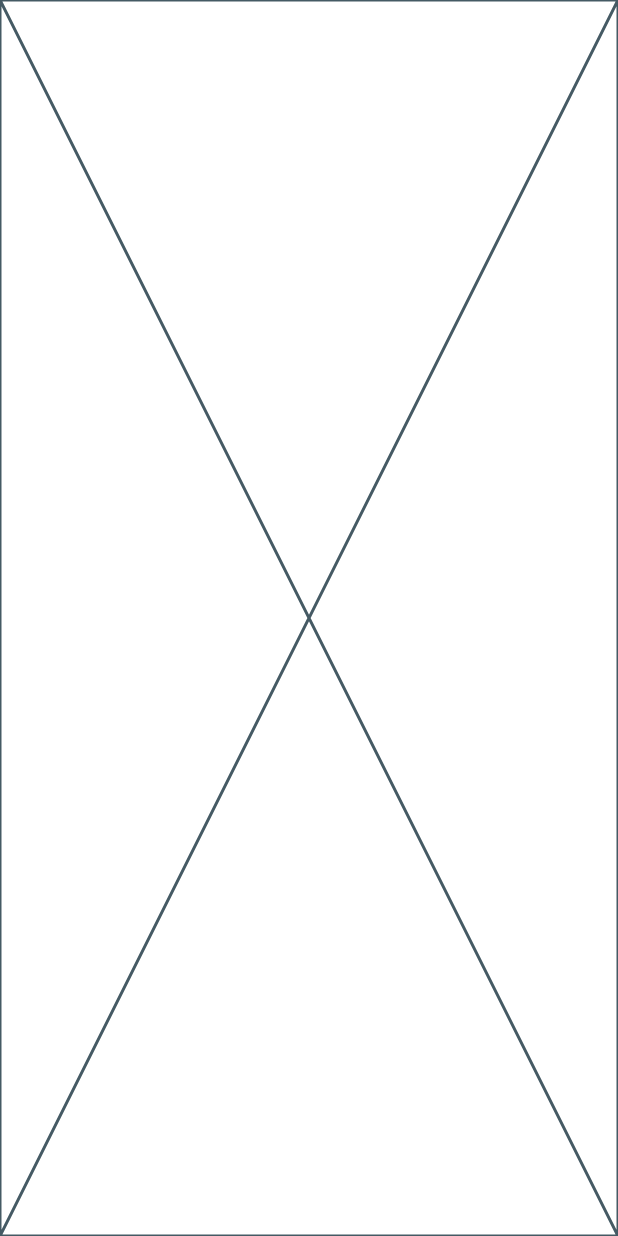
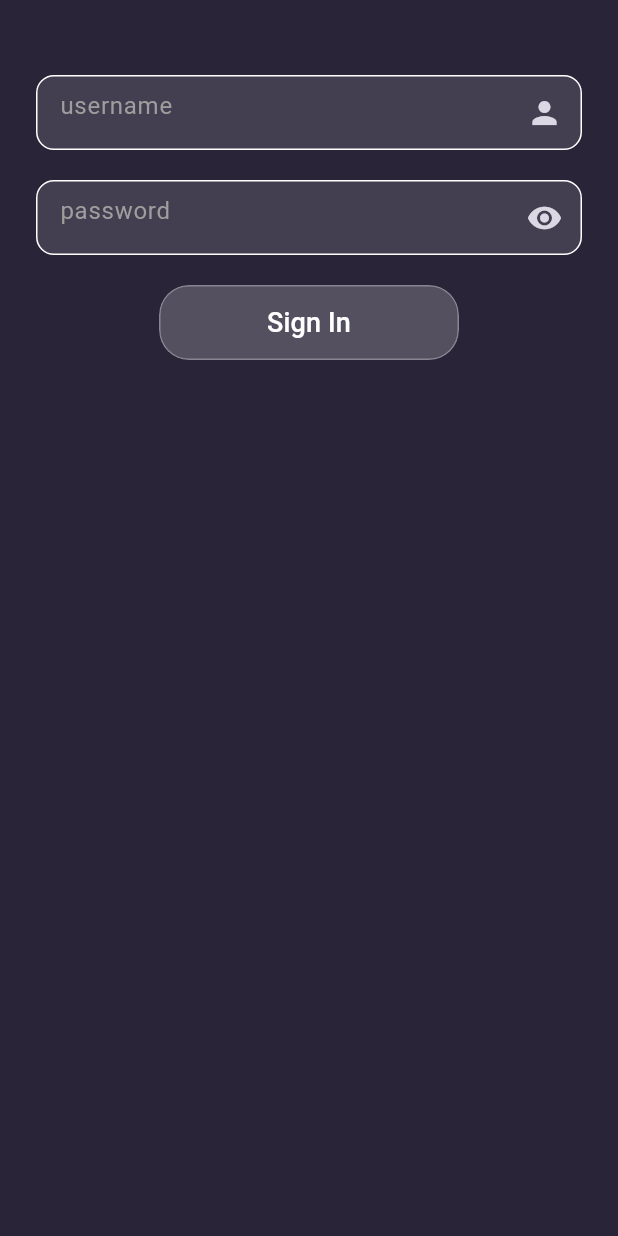
Before and after one commit to Yash05080/TaskFlow, a Flutter app: the screen it shows after launch, on a phone screen of 412 x 824 dp. Run offline on Flutter 3.47's test engine with Material 3 defaults, Android fonts, the phone set to English and light mode, and no system bars; our stand-ins replace firebase_auth, firebase_core, hexcolor; accounts and stored records are empty.

Commit message:
basic login page

```diff
--- /dev/null
+++ b/lib/Pages/LoginPage/LoginPage.dart
@@ -0,0 +1,164 @@
+import 'dart:ui';
+
+import 'package:firebase_auth/firebase_auth.dart';
+import 'package:flutter/material.dart';
+import 'package:hexcolor/hexcolor.dart';
+
+class Loginpage extends StatefulWidget {
+  const Loginpage({super.key});
+
+  @override
+  State<Loginpage> createState() => _LoginpageState();
+}
+
+class _LoginpageState extends State<Loginpage> {
+  TextEditingController _usernameController = TextEditingController();
+  TextEditingController _passwordController = TextEditingController();
+  Future signin() async {
+    await FirebaseAuth.instance.signInWithEmailAndPassword(
+        email: _usernameController.text.trim(),
+        password: _passwordController.text.trim());
+  }
+
+  @override
+  void dispose() {
+    _usernameController.dispose();
+    _passwordController.dispose();
+
+    super.dispose();
+  }
+
+  bool _obscureText = true;
+
+  void _toggleVisibility() {
+    setState(() {
+      _obscureText = !_obscureText;
+    });
+  }
+
+  @override
+  Widget build(BuildContext context) {
+    return Scaffold(
+        backgroundColor: HexColor("2a2438"),
+        body: SafeArea(
+          child: Center(
+            child: Column(
+              children: [
+                Container(
+                  height: 50,
+                ),
+                Padding(
+                  padding: const EdgeInsets.symmetric(horizontal: 24),
+                  child: Container(
+                      decoration: BoxDecoration(
+                        color: Colors.white12,
+                        border: Border.all(color: Colors.white),
+                        borderRadius: BorderRadius.circular(12),
+                      ),
+                      child: Padding(
+                        padding: const EdgeInsets.only(left: 15.0),
+                        child: TextField(
+                          controller: _usernameController,
+                          style: TextStyle(color: HexColor("dbd8e3")),
+                          cursorColor: HexColor("dbd8e3"),
+                          decoration: InputDecoration(
+                              suffixIcon: Icon(
+                                Icons.person,
+                                color: HexColor("dbd8e3"),
+                              ),
+                              hintText: "username",
+                              hintStyle: TextStyle(color: Colors.grey),
+                              border: InputBorder.none),
+                        ),
+                      )),
+                ),
+                SizedBox(
+                  height: 20,
+                ),
+                Padding(
+                  padding: const EdgeInsets.symmetric(horizontal: 24),
+                  child: Container(
+                      decoration: BoxDecoration(
+                        color: Colors.white12,
+                        border: Border.all(color: Colors.white),
+                        borderRadius: BorderRadius.circular(12),
+                      ),
+                      child: Padding(
+                        padding: const EdgeInsets.only(left: 15.0),
+                        child: TextField(
+                          controller: _passwordController,
+                          style: TextStyle(color: HexColor("dbd8e3")),
+                          cursorColor: HexColor("dbd8e3"),
+                          cursorErrorColor: Colors.red,
+                          obscureText: _obscureText,
+                          decoration: InputDecoration(
+                            hintText: "password",
+                            hintStyle: TextStyle(color: Colors.grey),
+                            border: InputBorder.none,
+                            suffixIcon: IconButton(
+                              icon: Icon(
+                                _obscureText
+                                    ? Icons.visibility
+                                    : Icons.visibility_off,
+                                color: HexColor("dbd8e3"),
+                              ),
+                              onPressed: _toggleVisibility,
+                            ),
+                          ),
+                        ),
+                      )),
+                ),
+                SizedBox(
+                  height: 20,
+                ),
+                ClipRRect(
+                  borderRadius: BorderRadius.circular(20),
+                  child: Stack(
+                    children: [
+                      // Frosted glass effect
+                      BackdropFilter(
+                        filter: ImageFilter.blur(sigmaX: 5.0, sigmaY: 5.0),
+                        child: Container(
+                          width: 200,
+                          height: 50,
+                          decoration: BoxDecoration(
+                            color: Colors.white.withOpacity(0.2),
+                            borderRadius: BorderRadius.circular(20),
+                            border: Border.all(
+                              color: Colors.white.withOpacity(0.3),
+                              width: 1.0,
+                            ),
+                          ),
+                        ),
+                      ),
+                      // Elevated button on top of the frosted glass effect
+                      SizedBox(
+                        width: 200,
+                        height: 50,
+                        child: ElevatedButton(
+                          style: ElevatedButton.styleFrom(
+                            backgroundColor: Colors.transparent,
+                            shadowColor: Colors.transparent,
+                          ),
+                          onPressed: () {
+                            signin();
+                            // Handle sign in button press
+                          },
+                          child: Text(
+                            'Sign In',
+                            style: TextStyle(
+                              fontSize: 18,
+                              color: Colors.white,
+                            ),
+                          ),
+                        ),
+                      ),
+                    ],
+                  ),
+                ),
+              ],
+            ),
+          ),
+        ));
+  }
+}
--- a/lib/main.dart
+++ b/lib/main.dart
@@ -1,4 +1,5 @@
 import 'package:corporate_manager/Pages/HomePage/HomePage.dart';
+import 'package:corporate_manager/Pages/LoginPage/LoginPage.dart';
 import 'package:firebase_core/firebase_core.dart';
 import 'package:flutter/material.dart';
 
@@ -20,7 +21,7 @@ class MyApp extends StatelessWidget {
         colorScheme: ColorScheme.fromSeed(seedColor: Colors.deepPurple),
         useMaterial3: true,
       ),
-      home: MyHomePage(),
+      home: Loginpage(),
     );
   }
 }
--- a/pubspec.yaml
+++ b/pubspec.yaml
@@ -32,6 +32,7 @@ dependencies:
     sdk: flutter
   firebase_auth: ^5.1.2
   firebase_core: ^3.2.0
+  hexcolor: ^3.0.1
 
 
   # The following adds the Cupertino Icons font to your application.
```
Also changed, not shown: pubspec.lock.
